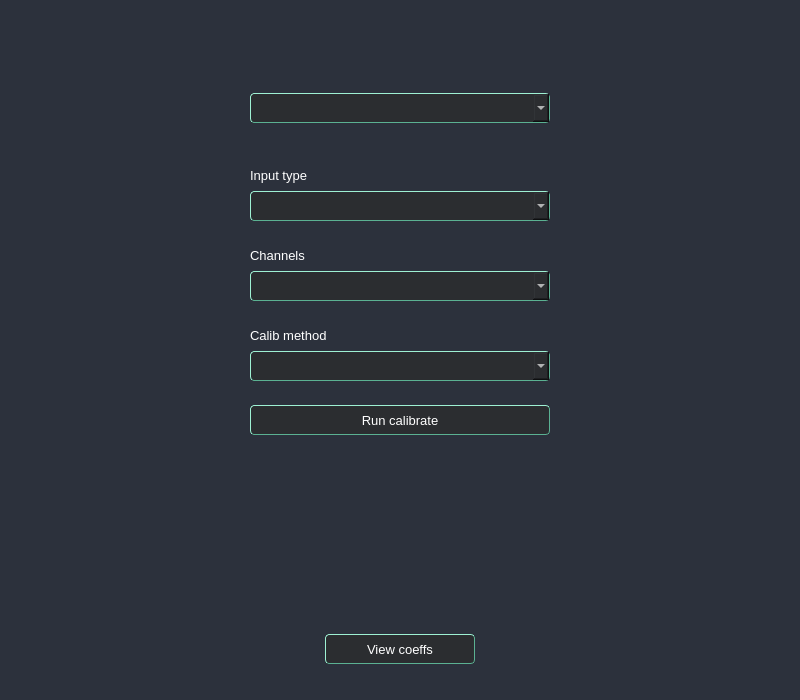
First picture: the form in UI/forms/AqCalibrationWidget.ui, repository romangolovkou/AQteck_toolMAX, before the edit.
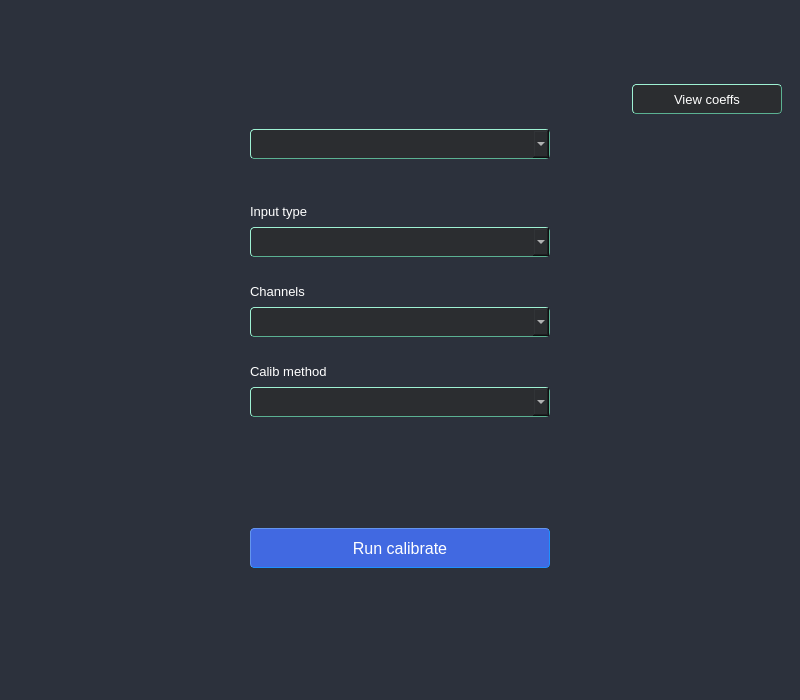
Second picture: the form after the edit. The open tabs and pages were chosen to show the change. Icons and pictures are not drawn. Custom widgets are drawn as their Qt base class.

Commit message: Зміна UI калібрування за запитом

```diff
--- a/UI/forms/AqCalibrationWidget.ui
+++ b/UI/forms/AqCalibrationWidget.ui
@@ -145,6 +145,18 @@
 border-radius: 4px; 
 }
 
+#runCalibBtn {
+	border-left: 1px solid #6495ED;
+	border-top: 1px solid #6495ED;
+ 	border-bottom: 1px solid #1E90FF;
+	border-right: 1px solid #1E90FF;
+ 	color: #FFFFFF;
+	background-color: #4169E1;
+	border-radius: 4px;
+	padding-left: 10px;
+	padding-right: 10px;
+}
+
 </string>
   </property>
   <layout class="QVBoxLayout" name="verticalLayout">
@@ -269,6 +281,54 @@
         </property>
         <widget class="QWidget" name="stackedWidgetPage1">
          <layout class="QVBoxLayout" name="verticalLayout_3">
+          <item alignment="Qt::AlignRight">
+           <widget class="QFrame" name="ViewCoeffFrame">
+            <property name="frameShape">
+             <enum>QFrame::StyledPanel</enum>
+            </property>
+            <property name="frameShadow">
+             <enum>QFrame::Raised</enum>
+            </property>
+            <layout class="QVBoxLayout" name="verticalLayout_19">
+             <property name="leftMargin">
+              <number>0</number>
+             </property>
+             <property name="topMargin">
+              <number>0</number>
+             </property>
+             <property name="rightMargin">
+              <number>0</number>
+             </property>
+             <property name="bottomMargin">
+              <number>0</number>
+             </property>
+             <item>
+              <widget class="QPushButton" name="viewCoeffBtn">
+               <property name="minimumSize">
+                <size>
+                 <width>150</width>
+                 <height>30</height>
+                </size>
+               </property>
+               <property name="maximumSize">
+                <size>
+                 <width>150</width>
+                 <height>30</height>
+                </size>
+               </property>
+               <property name="font">
+                <font>
+                 <pointsize>10</pointsize>
+                </font>
+               </property>
+               <property name="text">
+                <string>View coeffs</string>
+               </property>
+              </widget>
+             </item>
+            </layout>
+           </widget>
+          </item>
           <item>
            <widget class="QFrame" name="pinTypeFrame">
             <property name="maximumSize">
@@ -488,6 +548,19 @@
                    </layout>
                   </widget>
                  </item>
+                 <item>
+                  <spacer name="verticalSpacer_2">
+                   <property name="orientation">
+                    <enum>Qt::Vertical</enum>
+                   </property>
+                   <property name="sizeHint" stdset="0">
+                    <size>
+                     <width>20</width>
+                     <height>40</height>
+                    </size>
+                   </property>
+                  </spacer>
+                 </item>
                  <item>
                   <widget class="QFrame" name="calibBtnFrame">
                    <property name="frameShape">
@@ -502,18 +575,18 @@
                       <property name="minimumSize">
                        <size>
                         <width>0</width>
-                        <height>30</height>
+                        <height>40</height>
                        </size>
                       </property>
                       <property name="maximumSize">
                        <size>
                         <width>16777215</width>
-                        <height>30</height>
+                        <height>40</height>
                        </size>
                       </property>
                       <property name="font">
                        <font>
-                        <pointsize>10</pointsize>
+                        <pointsize>12</pointsize>
                        </font>
                       </property>
                       <property name="text">
@@ -537,54 +610,6 @@
                    </property>
                   </spacer>
                  </item>
-                 <item alignment="Qt::AlignHCenter">
-                  <widget class="QFrame" name="ViewCoeffFrame">
-                   <property name="frameShape">
-                    <enum>QFrame::StyledPanel</enum>
-                   </property>
-                   <property name="frameShadow">
-                    <enum>QFrame::Raised</enum>
-                   </property>
-                   <layout class="QVBoxLayout" name="verticalLayout_19">
-                    <property name="leftMargin">
-                     <number>0</number>
-                    </property>
-                    <property name="topMargin">
-                     <number>0</number>
-                    </property>
-                    <property name="rightMargin">
-                     <number>0</number>
-                    </property>
-                    <property name="bottomMargin">
-                     <number>0</number>
-                    </property>
-                    <item>
-                     <widget class="QPushButton" name="viewCoeffBtn">
-                      <property name="minimumSize">
-                       <size>
-                        <width>150</width>
-                        <height>30</height>
-                       </size>
-                      </property>
-                      <property name="maximumSize">
-                       <size>
-                        <width>150</width>
-                        <height>30</height>
-                       </size>
-                      </property>
-                      <property name="font">
-                       <font>
-                        <pointsize>10</pointsize>
-                       </font>
-                      </property>
-                      <property name="text">
-                       <string>View coeffs</string>
-                      </property>
-                     </widget>
-                    </item>
-                   </layout>
-                  </widget>
-                 </item>
                 </layout>
                </widget>
                <widget class="QWidget" name="outputsPage"/>
```
Left out of the diff: 7 changed lines with no effect on the pictures.
